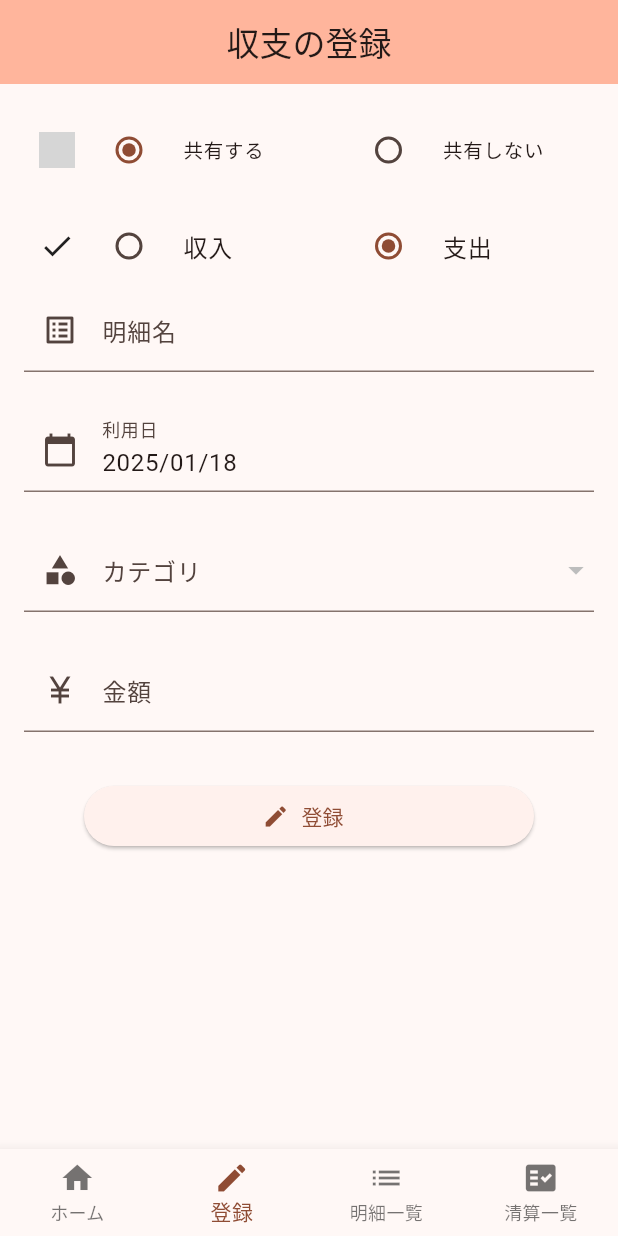
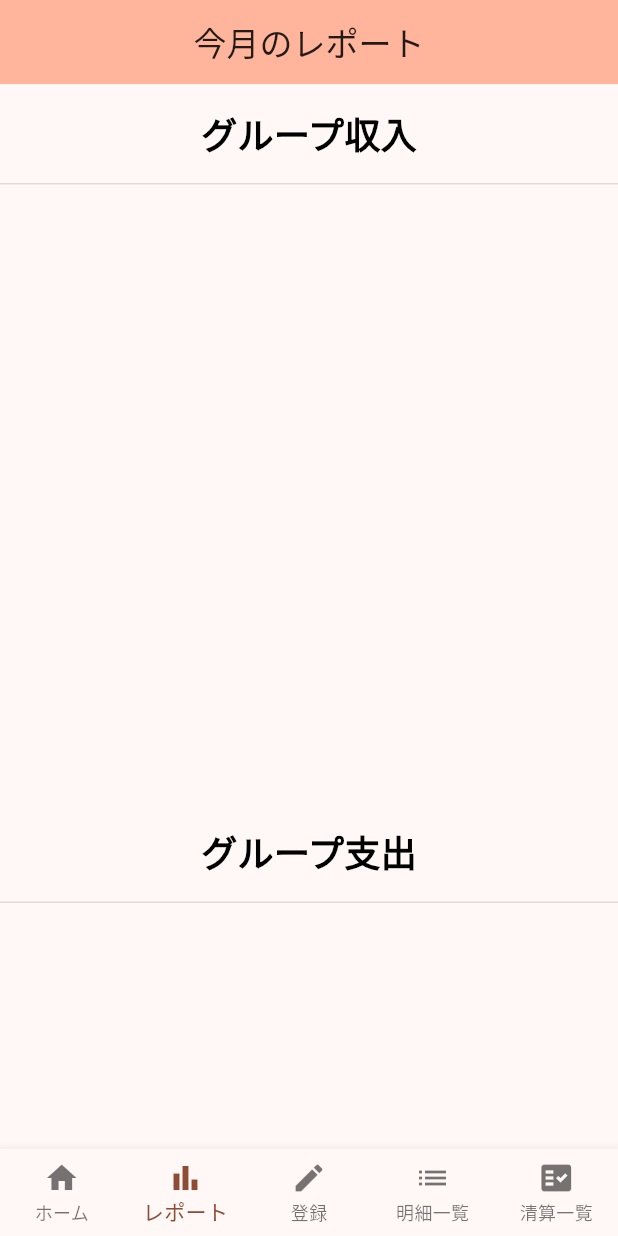
Before and after one commit to koichirokudo/sharing_household_expenses, a Flutter app: the App screen opened directly, item 2 of the bottom bar chosen, on a phone screen of 412 x 824 dp. Run offline on Flutter 3.47's test engine with Material 3 defaults, Android fonts, the light colour scheme and no system bars; drawn by our look-alikes of fl_chart; our stand-ins replace app_links, flutter_dotenv, flutter_riverpod, freezed_annotation, image_picker, supabase_flutter; accounts and stored records are empty; Roboto replaces fonts that are missing (MPLUS1p); grey boxes are pictures that could not be loaded.

Commit message:
レポート画面を追加

```diff
--- a/lib/app.dart
+++ b/lib/app.dart
@@ -1,6 +1,7 @@
 import 'package:flutter/material.dart';
 import 'package:flutter_localizations/flutter_localizations.dart';
 import 'package:sharing_household_expenses/screens/home/home_page.dart';
+import 'package:sharing_household_expenses/screens/report/report_page.dart';
 import 'package:sharing_household_expenses/screens/settlement/settlement_list_page.dart';
 import 'package:sharing_household_expenses/screens/sign_in/sign_in.dart';
 import 'package:sharing_household_expenses/screens/transaction/transaction_list_page.dart';
@@ -44,6 +45,7 @@ class App extends StatefulWidget {
 class _App extends State<App> {
   static const _screens = [
     HomePage(),
+    ReportPage(),
     TransactionRegisterPage(),
     TransactionListPage(),
     SettlementListPage(),
@@ -66,6 +68,7 @@ class _App extends State<App> {
         onTap: _onItemTapped,
         items: const <BottomNavigationBarItem>[
           BottomNavigationBarItem(icon: Icon(Icons.home), label: 'ホーム'),
+          BottomNavigationBarItem(icon: Icon(Icons.bar_chart), label: 'レポート'),
           BottomNavigationBarItem(icon: Icon(Icons.edit), label: '登録'),
           BottomNavigationBarItem(icon: Icon(Icons.list), label: '明細一覧'),
           BottomNavigationBarItem(icon: Icon(Icons.fact_check), label: '清算一覧'),
--- a/lib/providers/transaction_state.dart
+++ b/lib/providers/transaction_state.dart
@@ -24,6 +24,10 @@ class TransactionState with _$TransactionState {
     required Map<TransactionType, double> privatePrevMonthTotals,
     required Map<TransactionType, double> sharedPrevYearTotals,
     required Map<TransactionType, double> privatePrevYearTotals,
+    required Map<String, double> sharedIncomeSections,
+    required Map<String, double> sharedExpenseSections,
+    required Map<String, double> privateIncomeSections,
+    required Map<String, double> privateExpenseSections,
     required List<String> months,
   }) = _TransactionState;
 }
--- /dev/null
+++ b/lib/screens/report/report_page.dart
@@ -0,0 +1,244 @@
+import 'package:fl_chart/fl_chart.dart';
+import 'package:flutter/material.dart';
+import 'package:flutter_riverpod/flutter_riverpod.dart';
+import 'package:sharing_household_expenses/extensions/provider_ref_extensions.dart';
+import 'package:sharing_household_expenses/utils/constants.dart';
+
+import '../../providers/auth_state.dart';
+
+class ReportPage extends ConsumerStatefulWidget {
+  const ReportPage({super.key});
+
+  @override
+  ReportPageState createState() => ReportPageState();
+}
+
+class ReportPageState extends ConsumerState<ReportPage> {
+  bool _isLoading = false;
+  late AuthState auth;
+
+  @override
+  void initState() {
+    super.initState();
+    Future.microtask(() async {
+      setState(() {
+        _isLoading = true;
+      });
+      await ref.authNotifier.fetchProfile();
+      final profileId = ref.profileId;
+      final groupId = ref.groupId;
+      if (profileId != null && groupId != null) {
+        await ref.transactionNotifier.fetchMonthlyTransactions(
+          groupId,
+          profileId,
+          DateTime.now(),
+        );
+        ref.transactionNotifier.calculateCurrentTotals();
+        ref.transactionNotifier.generateBarChartData(profileId);
+        setState(() {
+          _isLoading = false;
+        });
+      }
+    });
+  }
+
+  List<BarChartGroupData> _generateBarGroup(Map<String, double> data) {
+    final barGroup = data.entries.map((entry) {
+      final categoryName = entry.key;
+      final value = entry.value;
+      final index = data.keys.toList().indexOf(categoryName) + 1;
+
+      return BarChartGroupData(
+        x: index,
+        barRods: [
+          BarChartRodData(
+            toY: value,
+            width: 20,
+            color: Theme.of(context).colorScheme.inversePrimary,
+          ),
+        ],
+        showingTooltipIndicators: [0],
+      );
+    }).toList();
+
+    return barGroup;
+  }
+
+  double _getMaxValue(Map<String, double> data) {
+    return (data.isNotEmpty ? data.values.reduce((a, b) => a > b ? a : b) : 0) *
+        1.5;
+  }
+
+  Widget _buildTitleRow(bool shared, String type) {
+    String title = '';
+
+    if (shared && type == 'expense') {
+      title = 'グループ支出';
+    } else if (shared && type == 'income') {
+      title = 'グループ収入';
+    } else if (!shared && type == 'expense') {
+      title = '個人支出';
+    } else if (!shared && type == 'income') {
+      title = '個人収入';
+    }
+
+    return Padding(
+      padding: const EdgeInsets.all(16.0),
+      child: Text(
+        title,
+        style: TextStyle(
+          fontSize: 24,
+          fontWeight: FontWeight.bold,
+          color: Colors.black,
+        ),
+      ),
+    );
+  }
+
+  Widget _buildBarChart(
+    Map<String, double> data,
+    List<BarChartGroupData> barGroup,
+    double maxY,
+  ) {
+    return Padding(
+      padding: const EdgeInsets.all(16.0),
+      child: AspectRatio(
+        aspectRatio: 1.0,
+        child: BarChart(
+          BarChartData(
+            alignment: BarChartAlignment.spaceBetween,
+            maxY: maxY,
+            rotationQuarterTurns: 1,
+            titlesData: FlTitlesData(
+              show: true,
+              rightTitles: const AxisTitles(
+                sideTitles: SideTitles(showTitles: false),
+              ),
+              topTitles: const AxisTitles(
+                sideTitles: SideTitles(showTitles: false),
+              ),
+              leftTitles: AxisTitles(
+                sideTitles: SideTitles(showTitles: false),
+              ),
+              bottomTitles: AxisTitles(
+                sideTitles: SideTitles(
+                  showTitles: true,
+                  reservedSize: 60,
+                  getTitlesWidget: (double value, TitleMeta meta) {
+                    final index = value.toInt() - 1;
+                    if (index >= 0 && index < data.keys.length) {
+                      return SideTitleWidget(
+                        meta: meta,
+                        child: Text(
+                          data.keys.elementAt(index),
+                          style: TextStyle(
+                            fontSize: 12,
+                          ), // Adjust font size as needed
+                        ),
+                      );
+                    }
+                    return const SizedBox.shrink();
+                  },
+                ),
+              ),
+            ),
+            gridData: FlGridData(
+              show: false,
+            ),
+            borderData: FlBorderData(
+              border: const Border(
+                top: BorderSide.none,
+                right: BorderSide.none,
+                left: BorderSide.none,
+                bottom: BorderSide.none,
+              ),
+            ),
+            barTouchData: BarTouchData(
+              enabled: true,
+              touchTooltipData: BarTouchTooltipData(
+                direction: TooltipDirection.auto,
+                tooltipHorizontalAlignment: FLHorizontalAlignment.center,
+                tooltipHorizontalOffset: 2,
+                getTooltipColor: (_) => Colors.transparent,
+                fitInsideVertically: true,
+                getTooltipItem: (group, groupIndex, rod, rodIndex) {
+                  final value = rod.toY;
+                  return BarTooltipItem(
+                    convertToYenFormat(amount: value.toInt()),
+                    // ツールチップに表示する値
+                    TextStyle(
+                      color: Colors.black,
+                      fontWeight: FontWeight.bold,
+                    ),
+                  );
+                },
+                tooltipBorder: BorderSide.none,
+              ),
+            ),
+            barGroups: barGroup,
+          ),
+        ),
+      ),
+    );
+  }
+
+  @override
+  Widget build(BuildContext context) {
+    final sharedExpense = ref.transactionState.sharedExpenseSections;
+    final sharedIncome = ref.transactionState.sharedIncomeSections;
+    final privateExpense = ref.transactionState.privateExpenseSections;
+    final privateIncome = ref.transactionState.privateIncomeSections;
+
+    final sharedExpenseBarGroup = _generateBarGroup(sharedExpense);
+    final sharedIncomeBarGroup = _generateBarGroup(sharedIncome);
+    final privateExpenseBarGroup = _generateBarGroup(privateExpense);
+    final privateIncomeBarGroup = _generateBarGroup(privateIncome);
+
+    final sharedExpenseMaxY = _getMaxValue(sharedExpense);
+    final sharedIncomeMaxY = _getMaxValue(sharedIncome);
+    final privateExpenseMaxY = _getMaxValue(privateExpense);
+    final privateIncomeMaxY = _getMaxValue(privateIncome);
+
+    return Scaffold(
+      appBar: AppBar(
+        centerTitle: true,
+        backgroundColor: Theme.of(context).colorScheme.inversePrimary,
+        title: Text('今月のレポート'),
+      ),
+      body: SingleChildScrollView(
+        child: Column(
+          children: [
+            _buildTitleRow(true, 'income'),
+            const Divider(height: 1, color: Colors.black12),
+            _buildBarChart(
+              sharedIncome,
+              sharedIncomeBarGroup,
+              sharedIncomeMaxY,
+            ),
+            _buildTitleRow(true, 'expense'),
+            const Divider(height: 1, color: Colors.black12),
+            _buildBarChart(
+              sharedExpense,
+              sharedExpenseBarGroup,
+              sharedExpenseMaxY,
+            ),
+            _buildTitleRow(false, 'income'),
+            const Divider(height: 1, color: Colors.black12),
+            _buildBarChart(
+              privateIncome,
+              privateIncomeBarGroup,
+              privateIncomeMaxY,
+            ),
+            _buildTitleRow(false, 'expense'),
+            const Divider(height: 1, color: Colors.black12),
+            _buildBarChart(
+              privateExpense,
+              privateExpenseBarGroup,
+              privateExpenseMaxY,
+            ),
+          ],
+        ),
+      ),
+    );
+  }
+}
--- a/pubspec.yaml
+++ b/pubspec.yaml
@@ -13,7 +13,7 @@ dependencies:
   cupertino_icons: ^1.0.8
   sign_in_button: ^3.2.0
   intl: ^0.19.0
-  fl_chart: ^0.69.0
+  fl_chart: ^0.70.2
   url_launcher: ^6.1.11
   supabase_flutter: ^2.8.1
   image_picker: ^1.0.5
```
Also changed, not shown: lib/providers/transaction_provider.dart (+50 -0 lines), lib/providers/settlement_state.freezed.dart, lib/providers/transaction_state.freezed.dart, lib/providers/user_group_state.freezed.dart, pubspec.lock, 2 other files.
